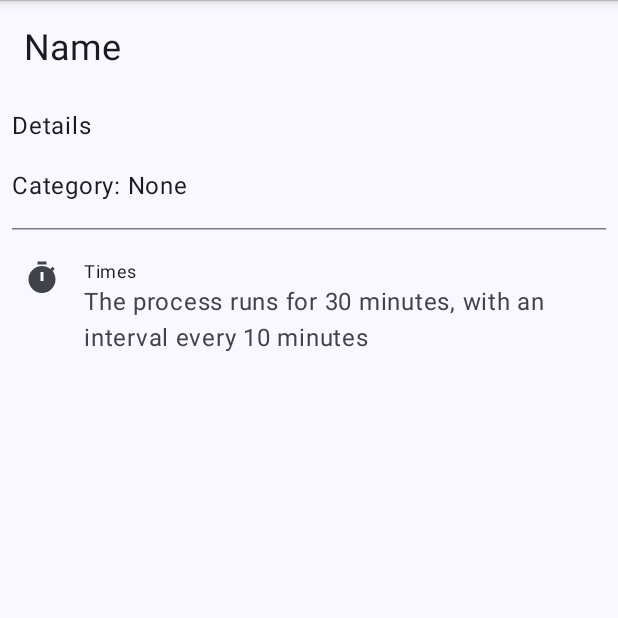
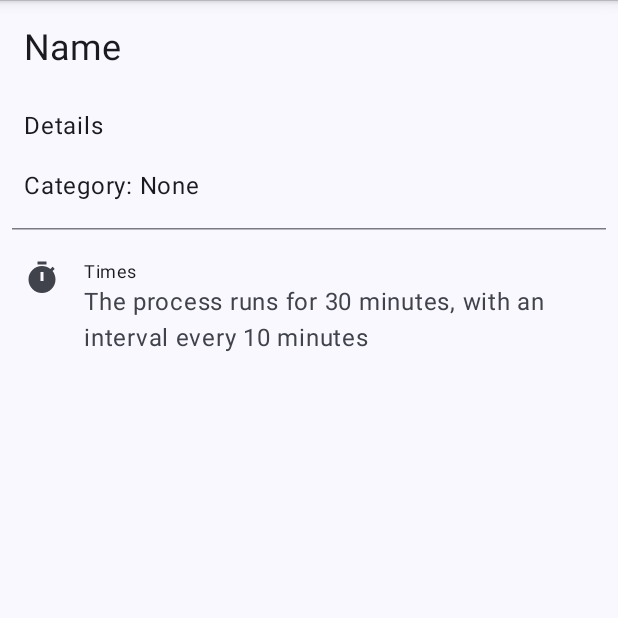
Before and after one commit to janexner/MeditationTimerAndroid, an Android app built with Jetpack Compose: the composable ProcessDetails called with empty values, on a phone screen of 412 x 824 dp, the top half of it. Run offline under Robolectric (Android 15) with nearby library versions, the phone set to English and light mode, and no system bars; our stand-ins replace Dagger/Hilt's generated code, Room's generated code, livedata-compose; libraries missing offline, so code that uses them is left out: com.ramcosta.composedestinations; 5 statements that could not run were skipped.

Commit message:
in which our hero tweaks visuals

```diff
--- a/app/src/main/java/com/exner/tools/meditationtimer/ui/CustomComponents.kt
+++ b/app/src/main/java/com/exner/tools/meditationtimer/ui/CustomComponents.kt
@@ -115,7 +115,7 @@ fun TextFieldForTimes(
     OutlinedTextField(
         value = text,
         label = label,
-        modifier = Modifier.fillMaxWidth(),
+        modifier = Modifier.fillMaxWidth().padding(8.dp),
         singleLine = true,
         keyboardOptions = KeyboardOptions(keyboardType = KeyboardType.Number),
         onValueChange = { raw ->
--- a/app/src/main/java/com/exner/tools/meditationtimer/ui/destinations/ProcessDelete.kt
+++ b/app/src/main/java/com/exner/tools/meditationtimer/ui/destinations/ProcessDelete.kt
@@ -11,7 +11,6 @@ import androidx.compose.material.icons.Icons
 import androidx.compose.material.icons.filled.Delete
 import androidx.compose.material3.BottomAppBar
 import androidx.compose.material3.BottomAppBarDefaults
-import androidx.compose.material3.Divider
 import androidx.compose.material3.ExtendedFloatingActionButton
 import androidx.compose.material3.FloatingActionButtonDefaults
 import androidx.compose.material3.HorizontalDivider
@@ -61,7 +60,7 @@ fun ProcessDelete(
                 Text(text = "'$processName'.")
                 // double-check in case there are chains that contain this
                 if (processIsTarget == true) {
-                    if (dependantProcesses != null) {
+                    if (dependantProcesses != null && dependantProcesses!!.dependentProcessIdsAndNames.isNotEmpty()) {
                         Spacer(modifier = Modifier.height(8.dp))
                         Text(text = "Other processes link to this one!")
                         Spacer(modifier = Modifier.height(8.dp))
--- a/app/src/main/java/com/exner/tools/meditationtimer/ui/destinations/ProcessDetails.kt
+++ b/app/src/main/java/com/exner/tools/meditationtimer/ui/destinations/ProcessDetails.kt
@@ -70,11 +70,18 @@ fun ProcessDetails(
                     .verticalScroll(rememberScrollState())
             ) {
                 // top - process information
-                ProcessNameInfoAndCategory(
-                    name,
-                    info,
-                    currentCategory.name,
-                    modifier = Modifier.padding(8.dp)
+                val modifier1 = Modifier.padding(8.dp)
+                HeaderText(
+                    text = name ?: "Name",
+                    modifier = modifier1
+                )
+                Text(
+                    text = info ?: "",
+                    modifier = modifier1.padding(8.dp, 0.dp)
+                )
+                Text(
+                    text = "Category: " + currentCategory.name,
+                    modifier = modifier1.padding(8.dp, 0.dp)
                 )
                 HorizontalDivider(modifier = Modifier.padding(8.dp))
                 ProcessTimerData(
@@ -169,22 +176,6 @@ fun MeditationTimerDetailsBottomBar(
 }
 
 @Composable
-fun ProcessNameInfoAndCategory(name: String?, info: String?, category: String?, modifier: Modifier) {
-    HeaderText(
-        text = name ?: "Name",
-        modifier = modifier
-    )
-    Text(
-        text = info ?: "",
-        modifier = modifier
-    )
-    Text(
-        text = "Category: " + (category ?: "None"),
-        modifier = modifier
-    )
-}
-
-@Composable
 fun ProcessTimerData(
     processTime: String?,
     intervalTime: String?
--- a/app/src/main/java/com/exner/tools/meditationtimer/ui/destinations/ProcessList.kt
+++ b/app/src/main/java/com/exner/tools/meditationtimer/ui/destinations/ProcessList.kt
@@ -86,7 +86,8 @@ fun ProcessList(
                         // The `menuAnchor` modifier must be passed to the text field for correctness.
                         modifier = Modifier
                             .menuAnchor()
-                            .fillMaxWidth(),
+                            .fillMaxWidth()
+                            .padding(8.dp),
                         readOnly = true,
                         value = currentCategory.name,
                         onValueChange = {},
--- a/app/src/main/java/com/exner/tools/meditationtimer/ui/destinations/RemoteProcessManagement.kt
+++ b/app/src/main/java/com/exner/tools/meditationtimer/ui/destinations/RemoteProcessManagement.kt
@@ -106,7 +106,10 @@ fun RemoteProcessManagement(
                             .padding(8.dp)
                             .fillMaxWidth()
                     ) {
-                        Text(text = "Tick processes you want to import, then use the 'Import Processes' button to import them.")
+                        Text(
+                            text = "Tick processes you want to import, then use the 'Import Processes' button to import them.",
+                            modifier = Modifier.padding(8.dp, 0.dp)
+                        )
                         Spacer(modifier = Modifier.size(8.dp))
                         LazyColumn(
                             state = listStateRemote,
--- a/app/src/main/java/com/exner/tools/meditationtimer/ui/destinations/Settings.kt
+++ b/app/src/main/java/com/exner/tools/meditationtimer/ui/destinations/Settings.kt
@@ -5,6 +5,7 @@ import androidx.compose.animation.AnimatedVisibility
 import androidx.compose.foundation.layout.Column
 import androidx.compose.foundation.layout.fillMaxSize
 import androidx.compose.foundation.layout.fillMaxWidth
+import androidx.compose.foundation.layout.padding
 import androidx.compose.foundation.rememberScrollState
 import androidx.compose.foundation.verticalScroll
 import androidx.compose.material3.Text
@@ -13,6 +14,7 @@ import androidx.compose.runtime.getValue
 import androidx.compose.ui.Modifier
 import androidx.compose.ui.tooling.preview.Devices
 import androidx.compose.ui.tooling.preview.Preview
+import androidx.compose.ui.unit.dp
 import androidx.hilt.navigation.compose.hiltViewModel
 import androidx.lifecycle.compose.collectAsStateWithLifecycle
 import com.exner.tools.meditationtimer.ui.LockScreenOrientation
@@ -51,7 +53,7 @@ fun Settings(
         }
         AnimatedVisibility(visible = beforeCountingWait) {
             Column(
-                modifier = Modifier.fillMaxWidth()
+                modifier = Modifier.fillMaxWidth().padding(8.dp, 0.dp)
             ) {
                 TextFieldForTimes(
                     value = howLongToWaitBeforeCounting,
```
Also changed, not shown: app/src/main/java/com/exner/tools/meditationtimer/ui/destinations/ProcessEdit.kt (+13 -66 lines).
